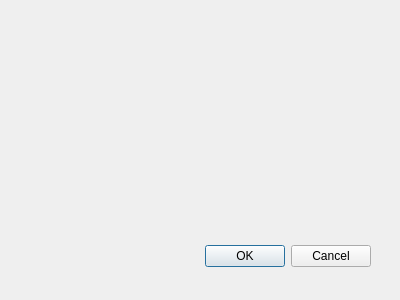
JamesZBL/Qt_Library, file lendbookdialog.ui: the form before one commit.
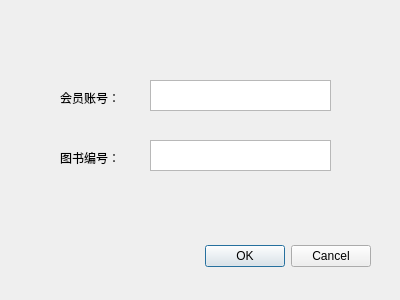
The form after the commit.

The edit to the form file:
```diff
--- a/lendbookdialog.ui
+++ b/lendbookdialog.ui
@@ -31,6 +31,52 @@
     <set>QDialogButtonBox::Cancel|QDialogButtonBox::Ok</set>
    </property>
   </widget>
+  <widget class="QTextEdit" name="txtReaderCode">
+   <property name="geometry">
+    <rect>
+     <x>150</x>
+     <y>80</y>
+     <width>181</width>
+     <height>31</height>
+    </rect>
+   </property>
+  </widget>
+  <widget class="QTextEdit" name="txtBookCode">
+   <property name="geometry">
+    <rect>
+     <x>150</x>
+     <y>140</y>
+     <width>181</width>
+     <height>31</height>
+    </rect>
+   </property>
+  </widget>
+  <widget class="QLabel" name="label">
+   <property name="geometry">
+    <rect>
+     <x>60</x>
+     <y>90</y>
+     <width>72</width>
+     <height>15</height>
+    </rect>
+   </property>
+   <property name="text">
+    <string>会员账号：</string>
+   </property>
+  </widget>
+  <widget class="QLabel" name="label_2">
+   <property name="geometry">
+    <rect>
+     <x>60</x>
+     <y>150</y>
+     <width>72</width>
+     <height>15</height>
+    </rect>
+   </property>
+   <property name="text">
+    <string>图书编号：</string>
+   </property>
+  </widget>
  </widget>
  <pixmapfunction/>
  <resources/>
```
Left out of the diff: 7 changed lines with no effect on the pictures.
